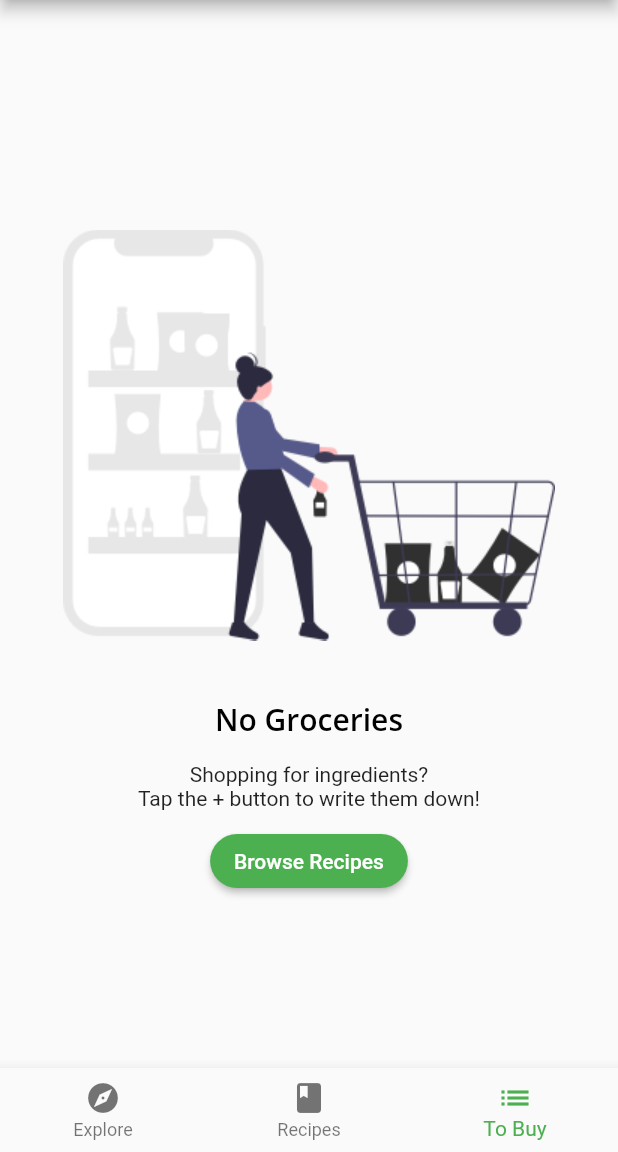
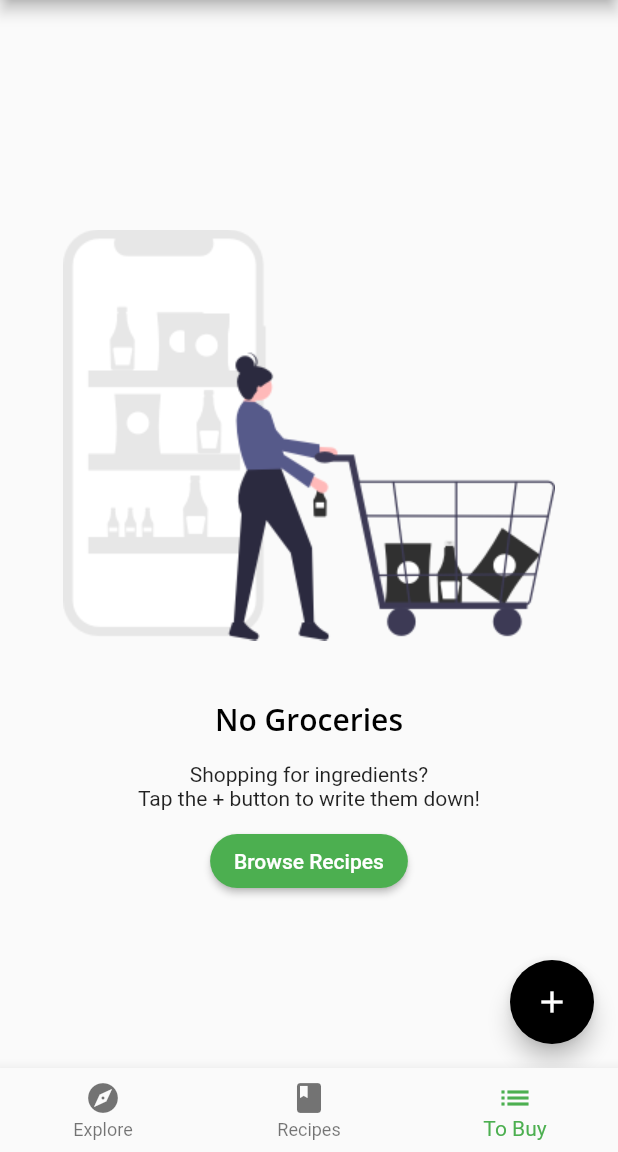
Before and after one commit to Thae00/fooderlich, a Flutter app: the screen it shows after launch, item 3 of the bottom bar chosen, on a phone screen of 412 x 824 dp, the part 84-1236 px from its top. Run offline on Flutter 3.47's test engine with Material 2 defaults, Android fonts, the phone set to English and light mode, and no system bars; our stand-ins replace google_fonts.

Commit message:
createing custom ui groceryScreen

```diff
--- a/lib/screens/grocery_screen.dart
+++ b/lib/screens/grocery_screen.dart
@@ -6,9 +6,17 @@ import 'package:provider/provider.dart';
 class GroceryScreen extends StatelessWidget {
   @override
   Widget build(BuildContext context) {
-    //  Add a scaffold widget
-    return EmptyGroceryScreen();
+    return Scaffold(
+      floatingActionButton: FloatingActionButton(
+        onPressed: () {
+          //Present GroceryItemScreen
+        },
+        child: Icon(Icons.add),
+      ),
+      body: buildGroceryScreen(),
+    );
   }
+
   // Add buildGroceryScreen
   Widget buildGroceryScreen() {
     // 1
@@ -26,5 +34,4 @@ class GroceryScreen extends StatelessWidget {
       },
     );
   }
-
 }
```
Lines whose indentation alone changed are shown as unchanged.
